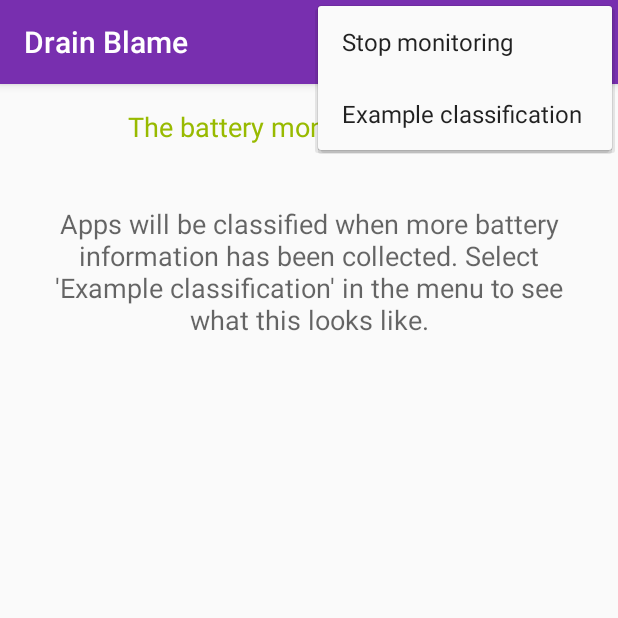
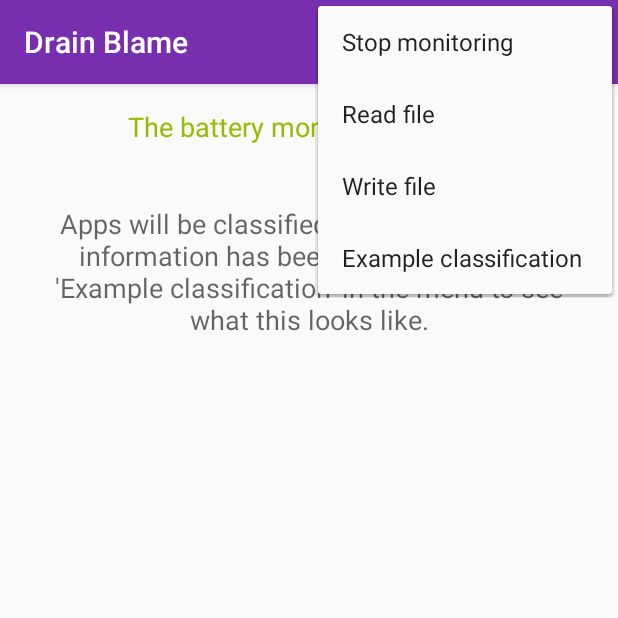
Before and after one commit to mystery-moss/Drain-Blame, an Android app: the screen it shows after launch (MainActivity), with the options menu open, on a phone screen of 412 x 824 dp, the top half of it. Run offline under Robolectric (Android 15) with nearby library versions, the phone set to English and light mode, and no system bars.

Commit message:
Re-add read/write file options

```diff
--- a/app/src/main/java/com/moss/drainblame/classifier/Classifier.java
+++ b/app/src/main/java/com/moss/drainblame/classifier/Classifier.java
@@ -127,9 +127,9 @@
         unclassified.removeAll(insufficientInfo);
 
         //PASS 1===================================================================================
-        //If more than 80% of intervals containing an app are short, mark it as high drain.
-        //If more than 80% are long, mark as low drain.
-        //If more than 80% are medium, medium drain (unlikely, but hey, it could happen)
+        //If more than x% of intervals containing an app are short, mark it as high drain.
+        //If more than x% are long, mark as low drain.
+        //If more than x% are medium, medium drain (unlikely, but hey, it could happen)
         for(String name : unclassified){
             UnclassifiedApp app = unclassifiedApps.get(name);
             if(app.shortPercent() >= MEDIUM_CONFIDENCE){
--- a/app/src/main/res/menu/menu_options.xml
+++ b/app/src/main/res/menu/menu_options.xml
@@ -13,15 +13,15 @@
         android:title="@string/monitor_off"
         app:showAsAction="never"/>
 
-    <!--<item-->
-        <!--android:id="@+id/action_readfile"-->
-        <!--android:title="@string/debug_readfile"-->
-        <!--app:showAsAction="never"/>-->
+    <item
+        android:id="@+id/action_readfile"
+        android:title="@string/debug_readfile"
+        app:showAsAction="never"/>
 
-    <!--<item-->
-        <!--android:id="@+id/action_writefile"-->
-        <!--android:title="@string/debug_writefile"-->
-        <!--app:showAsAction="never"/>-->
+    <item
+        android:id="@+id/action_writefile"
+        android:title="@string/debug_writefile"
+        app:showAsAction="never"/>
 
     <item
         android:id="@+id/demo_populate"
```
Also changed, not shown: app/src/main/java/com/moss/drainblame/ui/MainActivity.java (+14 -14 lines).
